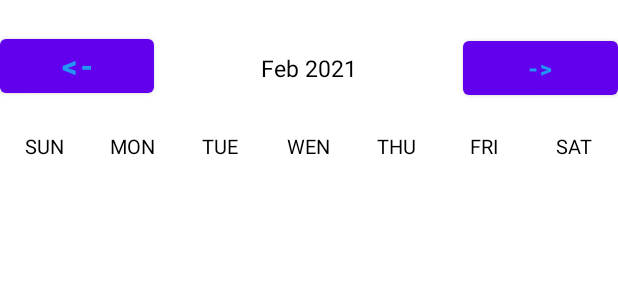
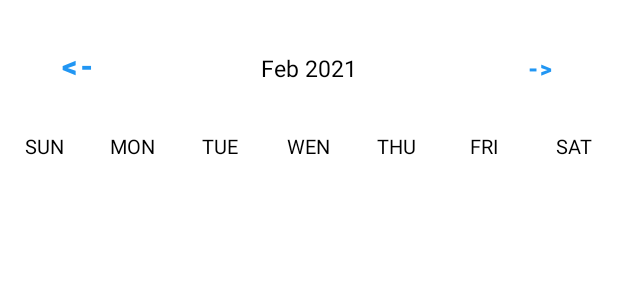
Before and after one commit to freean2468/project_shimpyo, an Android app: the layout fragment03_ver2.xml on its own in the app's theme, with its tools: preview values and no code run, on a phone screen of 412 x 824 dp. Shown: the top 300 px of the screen. Run offline under Robolectric (Android 15) with nearby library versions, the phone set to English and light mode, and no system bars; network calls fail.

Commit message:
fragment03_ver2.xml
버튼 배경 투명으로 만들기
#00ff0000

```diff
--- a/android/app/src/main/java/com/mirae/shimpyo/activity/ActivityQA.java
+++ b/android/app/src/main/java/com/mirae/shimpyo/activity/ActivityQA.java
@@ -16,6 +16,7 @@ import java.util.Calendar;
  *
  *
  * @author 허선영
+ *
  *
  */
 public class ActivityQA extends ActivityNoSystemBar {
--- a/android/app/src/main/res/layout/fragment03_ver2.xml
+++ b/android/app/src/main/res/layout/fragment03_ver2.xml
@@ -19,7 +19,7 @@
             android:layout_width="0dp"
             android:layout_height="wrap_content"
             android:layout_weight="1"
-            android:background="@null"
+            android:background="#00ff0000"
             android:text="&lt;-"
             android:textColor="#2196F3"
             android:textSize="20sp"
@@ -40,7 +40,7 @@
             android:layout_width="0dp"
             android:layout_height="wrap_content"
             android:layout_weight="1"
-            android:background="@null"
+            android:background="#00ff0000"
             android:text="-&gt;"
             android:textColor="#2196F3"
             android:textSize="15sp"
```
